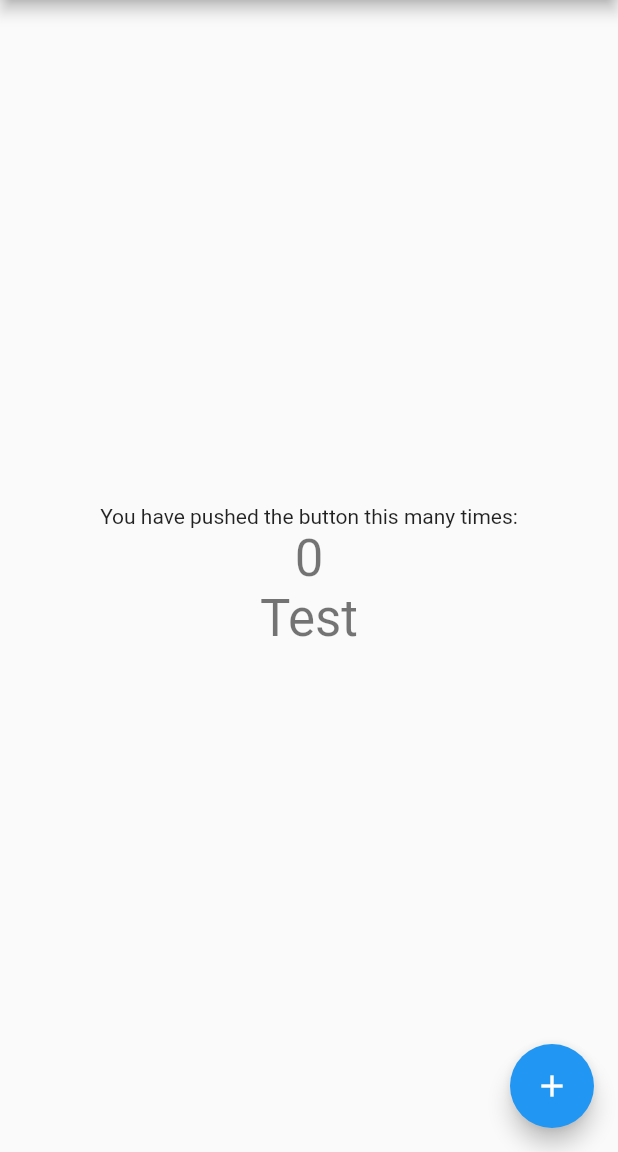
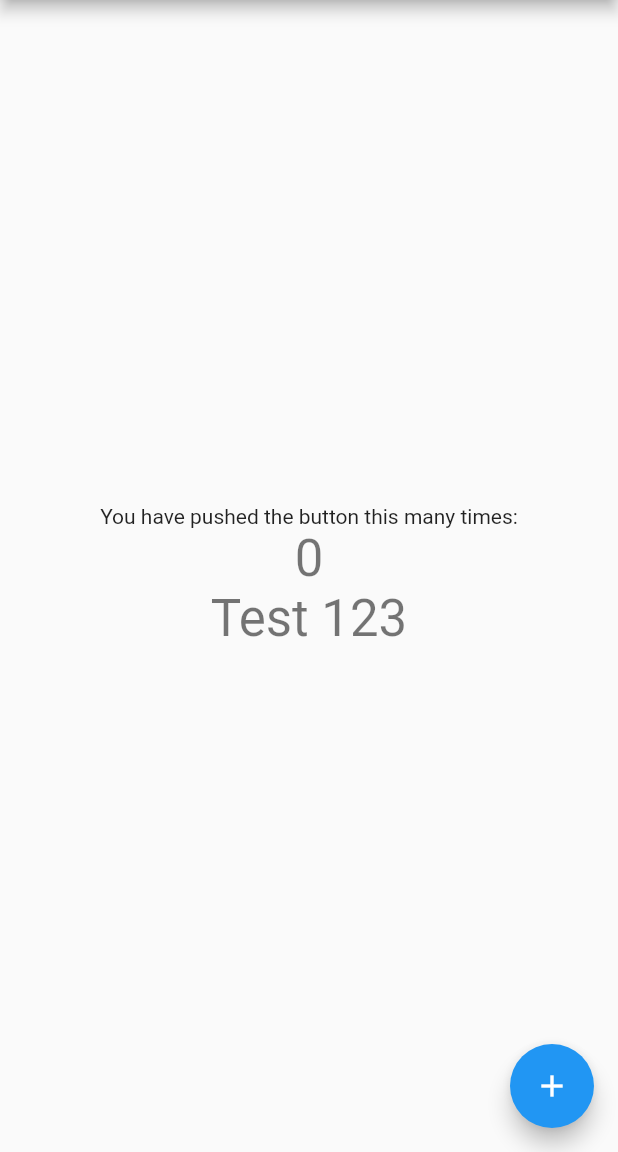
Before and after one commit to basepbutenko/HelloWorld, a Flutter app: the screen it shows after launch, on a phone screen of 412 x 824 dp, the part 84-1236 px from its top. Run offline on Flutter 3.47's test engine with Material 2 defaults, Android fonts, the phone set to English and light mode, and no system bars.

Commit message:
change test to test 123

```diff
--- a/lib/main.dart
+++ b/lib/main.dart
@@ -103,7 +103,7 @@ class _MyHomePageState extends State<MyHomePage> {
               style: Theme.of(context).textTheme.headline4,
             ),
             Text(
-              'Test',
+              'Test 123',
               style: Theme.of(context).textTheme.headline4,
             ),
           ],
```
